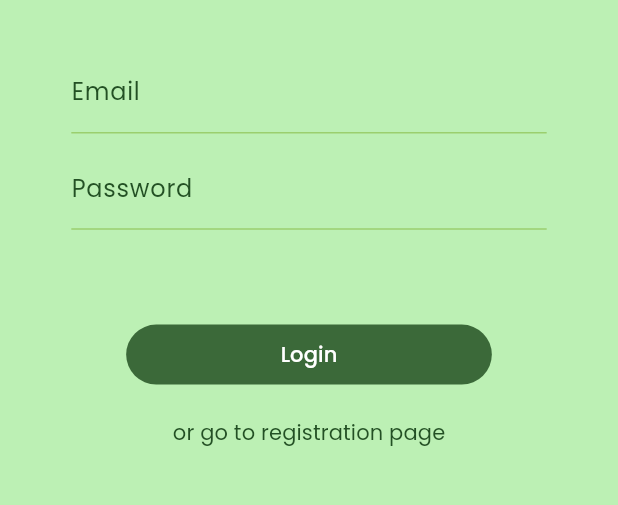
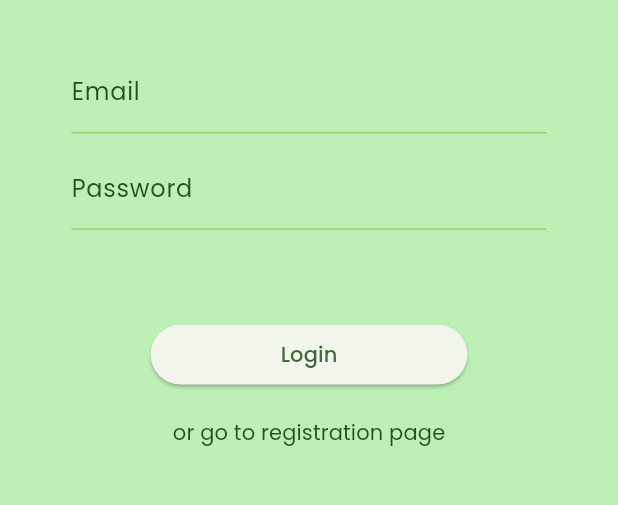
Before and after one commit to p-olszewski/DietDesigner, a Flutter app: the screen it shows after launch, on a phone screen of 412 x 824 dp, the part 463-968 px from its top. Run offline on Flutter 3.47's test engine with Material 2 defaults, Android fonts, the phone set to English and light mode, and no system bars; our stand-ins replace cloud_firestore, firebase_auth, firebase_core, flutter_dotenv, fluttertoast, google_fonts; accounts and stored records are empty.

Commit message:
change login page button style

```diff
--- a/lib/screens/login_screen.dart
+++ b/lib/screens/login_screen.dart
@@ -74,9 +74,9 @@ class _LoginScreenState extends State<LoginScreen> {
                 ),
                 SizedBox(height: screenHeight / 15),
                 SizedBox(
-                  width: widgetWidth / 1.3,
+                  width: widgetWidth / 1.5,
                   height: 40,
-                  child: FilledButton(
+                  child: ElevatedButton(
                     onPressed: () async {
                       bool shouldRedirect = _isLoginPage
                           ? await signIn(_emailFieldController.text, _passwordFieldController.text)
```
